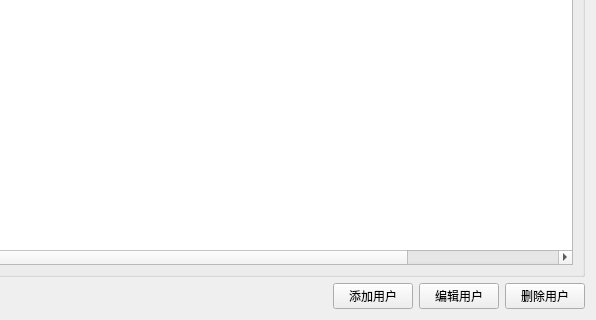
Qt form SYS/sysusermgrpage.ui (liuyufeng509/SecCenter) before a commit; both pictures show x 82 to 678 and y 117 to 437 of the 678 by 437 pixel window.
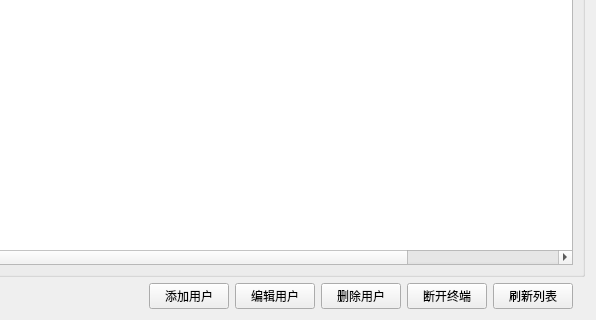
The same form after that commit.

Diff of the .ui file:
```diff
--- a/SYS/sysusermgrpage.ui
+++ b/SYS/sysusermgrpage.ui
@@ -14,41 +14,14 @@
    <string>Form</string>
   </property>
   <layout class="QGridLayout" name="gridLayout">
-   <item row="1" column="1">
-    <widget class="QPushButton" name="addButton">
-     <property name="text">
-      <string>添加用户</string>
-     </property>
-    </widget>
-   </item>
-   <item row="1" column="2">
-    <widget class="QPushButton" name="modButton">
-     <property name="text">
-      <string>编辑用户</string>
-     </property>
-    </widget>
-   </item>
-   <item row="1" column="3">
+   <item row="2" column="3">
     <widget class="QPushButton" name="delButton">
      <property name="text">
       <string>删除用户</string>
      </property>
     </widget>
    </item>
-   <item row="1" column="0">
-    <spacer name="horizontalSpacer">
-     <property name="orientation">
-      <enum>Qt::Horizontal</enum>
-     </property>
-     <property name="sizeHint" stdset="0">
-      <size>
-       <width>40</width>
-       <height>20</height>
-      </size>
-     </property>
-    </spacer>
-   </item>
-   <item row="0" column="0" colspan="4">
+   <item row="0" column="0" colspan="8">
     <widget class="QGroupBox" name="groupBox">
      <property name="enabled">
       <bool>true</bool>
@@ -90,6 +63,47 @@
      </layout>
     </widget>
    </item>
+   <item row="2" column="0">
+    <spacer name="horizontalSpacer">
+     <property name="orientation">
+      <enum>Qt::Horizontal</enum>
+     </property>
+     <property name="sizeHint" stdset="0">
+      <size>
+       <width>40</width>
+       <height>20</height>
+      </size>
+     </property>
+    </spacer>
+   </item>
+   <item row="2" column="2">
+    <widget class="QPushButton" name="modButton">
+     <property name="text">
+      <string>编辑用户</string>
+     </property>
+    </widget>
+   </item>
+   <item row="2" column="5">
+    <widget class="QPushButton" name="freshButton">
+     <property name="text">
+      <string>刷新列表</string>
+     </property>
+    </widget>
+   </item>
+   <item row="2" column="1">
+    <widget class="QPushButton" name="addButton">
+     <property name="text">
+      <string>添加用户</string>
+     </property>
+    </widget>
+   </item>
+   <item row="2" column="4">
+    <widget class="QPushButton" name="logOutButton">
+     <property name="text">
+      <string>断开终端</string>
+     </property>
+    </widget>
+   </item>
   </layout>
  </widget>
  <resources/>
```
